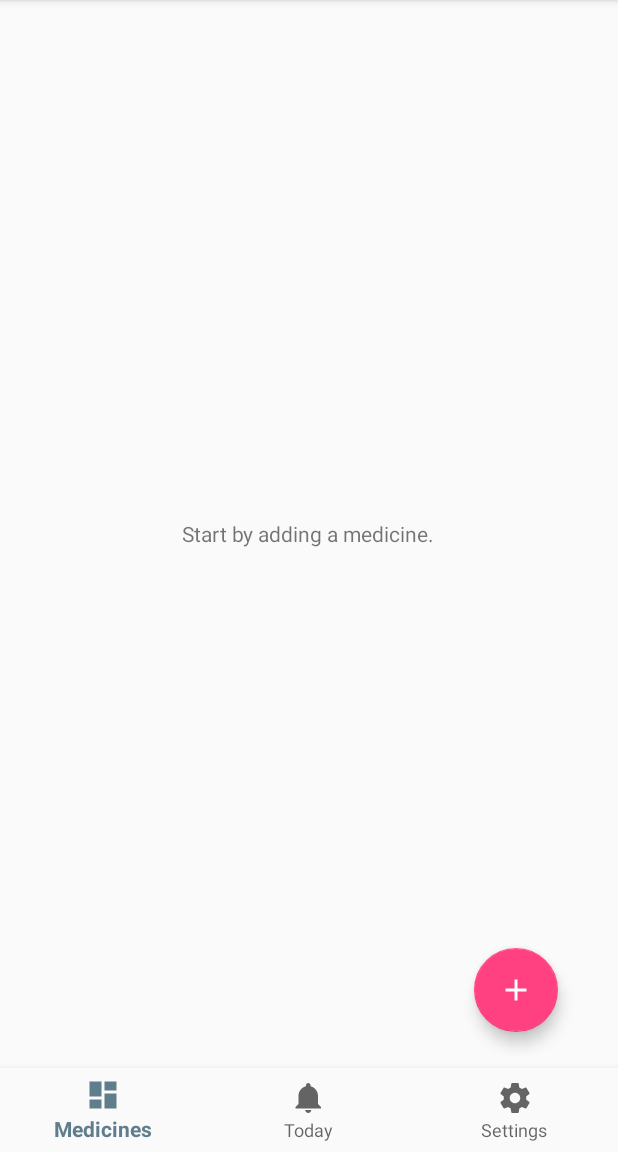
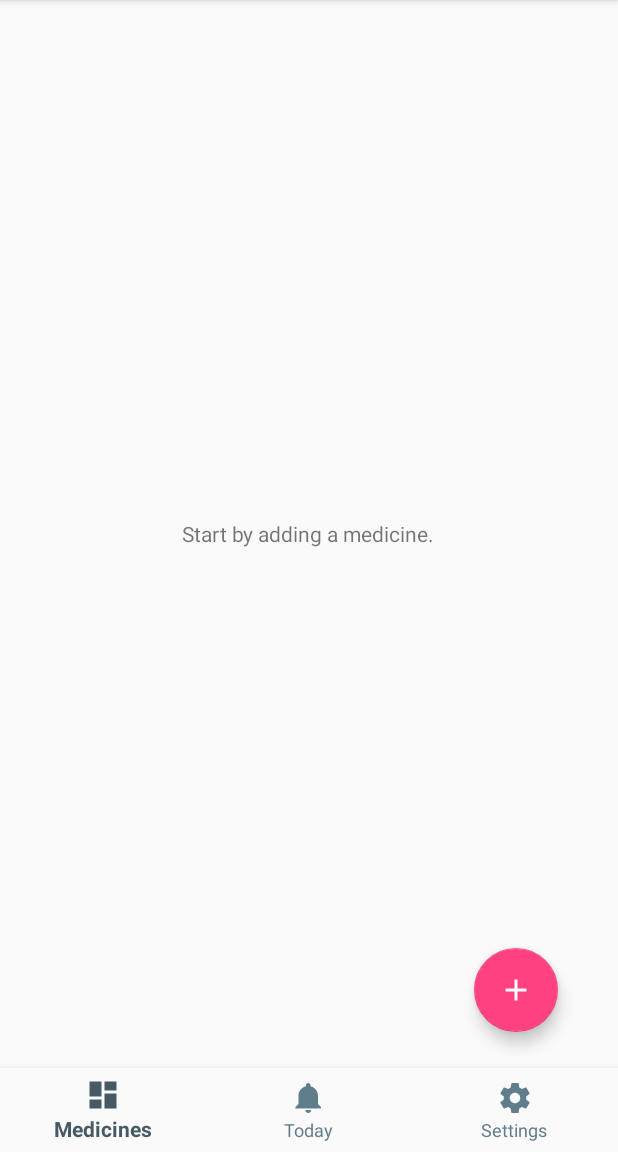
Before and after one commit to leesah/nirvana, an Android app: the screen it shows after launch (MainActivity), on a phone screen of 412 x 824 dp, the part 84-1236 px from its top. Run offline under Robolectric (Android 15) with nearby library versions, the phone set to English and light mode, and no system bars.

Commit message:
styling of the bottom navigation bar

```diff
--- a/nirvana/src/main/java/name/leesah/nirvana/ui/main/MainActivity.java
+++ b/nirvana/src/main/java/name/leesah/nirvana/ui/main/MainActivity.java
@@ -1,8 +1,8 @@
 package name.leesah.nirvana.ui.main;
 
 import android.app.Fragment;
-import android.app.FragmentManager;
 import android.content.Intent;
+import android.content.res.ColorStateList;
 import android.os.Bundle;
 import android.support.design.widget.BottomNavigationView;
 import android.support.v7.app.AppCompatActivity;
@@ -10,10 +10,8 @@ import android.view.MenuItem;
 
 import name.leesah.nirvana.R;
 import name.leesah.nirvana.data.Pharmacist;
-import name.leesah.nirvana.ui.medication.MedicationActivity;
 import name.leesah.nirvana.ui.settings.NotificationSettingsFragment;
 import name.leesah.nirvana.ui.settings.SettingsFragment;
-import name.leesah.nirvana.ui.settings.treatment.TreatmentRepeatingModelSelectFragment;
 import name.leesah.nirvana.ui.settings.treatment.TreatmentSettingsFragment;
 
 import static android.app.FragmentManager.POP_BACK_STACK_INCLUSIVE;
--- /dev/null
+++ b/nirvana/src/main/res/color/navigation_item.xml
@@ -0,0 +1,5 @@
+<?xml version="1.0" encoding="utf-8"?>
+<selector xmlns:android="http://schemas.android.com/apk/res/android">
+    <item android:color="@color/primary_dark" android:state_checked="true" />
+    <item android:color="@color/primary" android:state_checked="false" />
+</selector>
--- a/nirvana/src/main/res/layout/activity_main.xml
+++ b/nirvana/src/main/res/layout/activity_main.xml
@@ -9,6 +9,7 @@
 
     <android.support.design.widget.BottomNavigationView
         android:id="@+id/navigation"
+        style="@style/BottomNavigationView"
         android:layout_width="0dp"
         android:layout_height="wrap_content"
         android:layout_marginEnd="0dp"
--- a/nirvana/src/main/res/values/styles.xml
+++ b/nirvana/src/main/res/values/styles.xml
@@ -108,4 +108,9 @@
         <item name="android:tint">@color/ic_check</item>
     </style>
 
+    <style name="BottomNavigationView" parent="Widget.Design.BottomNavigationView">
+        <item name="itemIconTint">@color/navigation_item</item>
+        <item name="itemTextColor">@color/navigation_item</item>
+    </style>
+
 </resources>
```
